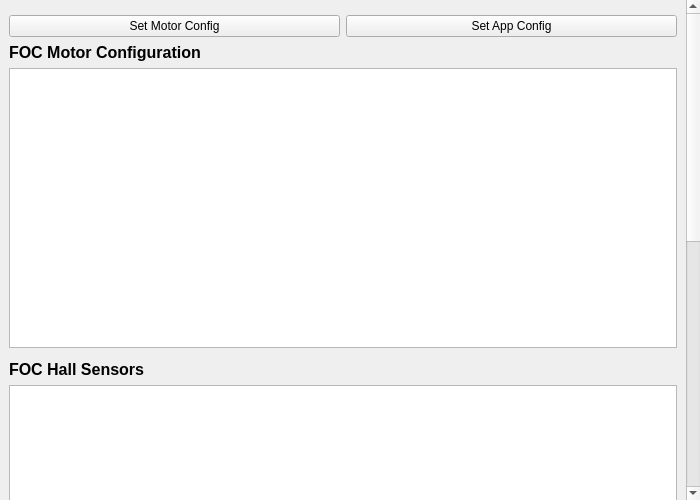
Above: pages/pagecontrollersetup.ui from vitalii-bokhin/vesc_tool before the change. Below: the same form after it.
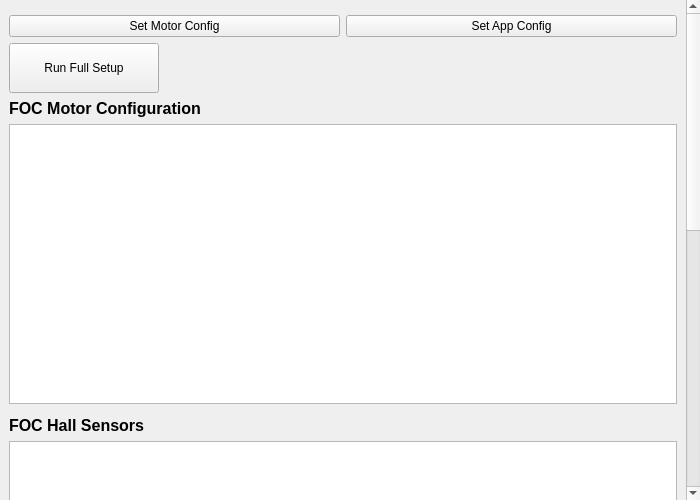
That is the form after the change. Icons and pictures are not drawn. Custom widgets are drawn as their Qt base class.

Commit message: full setup 1

Patch:
```diff
--- a/pages/pagecontrollersetup.ui
+++ b/pages/pagecontrollersetup.ui
@@ -138,6 +138,31 @@
                   </item>
                 </layout>
               </item>
+              <item>
+                <widget class="QPushButton" name="runSetupButton">
+                  <property name="text">
+                    <string>Run Full Setup</string>
+                  </property>
+                  <property name="sizePolicy">
+                    <sizepolicy hsizetype="Fixed" vsizetype="Fixed">
+                      <horstretch>0</horstretch>
+                      <verstretch>0</verstretch>
+                    </sizepolicy>
+                  </property>
+                  <property name="minimumSize">
+                    <size>
+                      <width>150</width>
+                      <height>50</height>
+                    </size>
+                  </property>
+                  <property name="maximumSize">
+                    <size>
+                      <width>150</width>
+                      <height>50</height>
+                    </size>
+                  </property>
+                </widget>
+              </item>
               <item>
                 <widget class="QLabel" name="labelFocGeneral">
                   <property name="text">
```
The commit also changes 7 other files.
